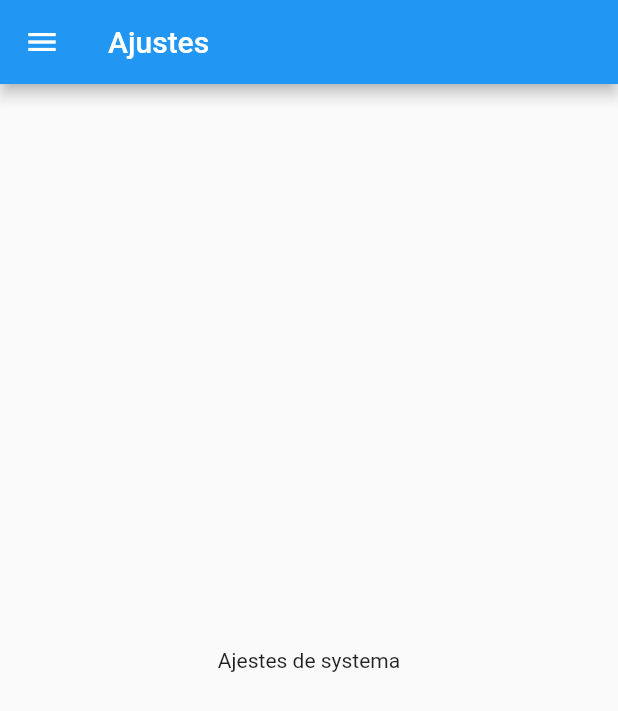
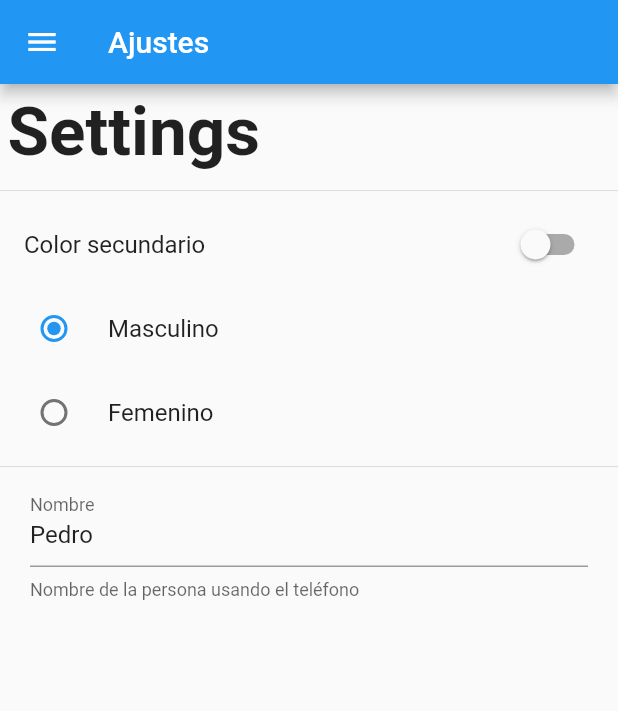
Before and after one commit to edgon85/Preferencias-de-Usuario, a Flutter app: the SettingsPage screen opened by its route, on a phone screen of 412 x 824 dp. Shown: the top 711 px of the screen. Run offline on Flutter 3.47's test engine with Material 2 defaults, Android fonts, the phone set to English and light mode, and no system bars.

Commit message:
Disenio de la pagina de ajustes

```diff
--- a/lib/src/pages/settings_page.dart
+++ b/lib/src/pages/settings_page.dart
@@ -1,22 +1,85 @@
 import 'package:flutter/material.dart';
 import 'package:preferencias_de_usuario_app/src/widgets/drawer_widget.dart';
 
-class SettingsPage extends StatelessWidget {
+class SettingsPage extends StatefulWidget {
+  static final String routeName = 'settingsPage';
 
-  static final String routeName = 'settingsPage';
+  @override
+  _SettingsPageState createState() => _SettingsPageState();
+}
+
+class _SettingsPageState extends State<SettingsPage> {
+  bool _colorSecundario = false;
+  int _genero = 1;
+  String _nombre = 'Pedro';
+  TextEditingController _textController;
+
+  @override
+  void initState() {
+    super.initState();
+    _textController = new TextEditingController(text: _nombre);
+  }
 
   @override
   Widget build(BuildContext context) {
     return Scaffold(
+        appBar: AppBar(
+          title: Text('Ajustes'),
+        ),
+        drawer: MenuWidget(),
+        body: ListView(
+          children: <Widget>[
+            Container(
+              padding: EdgeInsets.all(5.0),
+              child: Text(
+                'Settings',
+                style: TextStyle(fontSize: 45.0, fontWeight: FontWeight.bold),
+              ),
+            ),
+            Divider(),
+            SwitchListTile(
+              value: _colorSecundario,
+              title: Text('Color secundario'),
+              onChanged: (value) {
+                setState(() {
+                  _colorSecundario = value;
+                });
+              },
+            ),
+            RadioListTile(
+              value: 1,
+              title: Text('Masculino'),
+              groupValue: _genero,
+              onChanged: (value) {
+                setState(() {
+                  _genero = value;
+                });
+              },
+            ),
+            RadioListTile(
+              value: 2,
+              title: Text('Femenino'),
+              groupValue: _genero,
+              onChanged: (value) {
+                setState(() {
+                  _genero = value;
+                });
+              },
+            ),
+            Divider(),
+            Container(
+              padding: EdgeInsets.symmetric(horizontal: 20.0),
+              child: TextField(
+                controller: _textController,
+                decoration: InputDecoration(
+                    labelText: 'Nombre',
+                    helperText: 'Nombre de la persona usando el teléfono'),
+                onChanged: (value) {
 
-      appBar: AppBar(
-        title: Text('Ajustes'),
-      ),
-
-      drawer: MenuWidget(),
-      body: Center(
-        child: Text('Ajestes de systema'),
-      ),
-    );
+                },
+              ),
+            )
+          ],
+        ));
   }
 }
```
Also changed, not shown: 1 other file.
